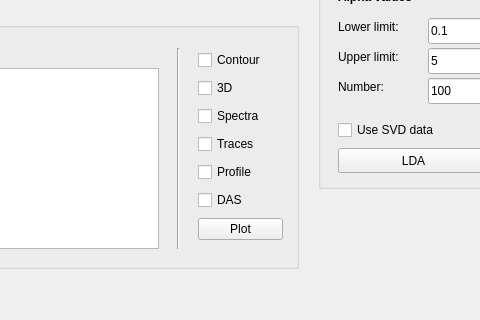
This is gui/interface.ui in deef128/trtoolbox as Qt 5 draws it before an edit; both pictures show x 242 to 722 and y 321 to 641 of the 918 by 641 pixel window. The edited form follows.
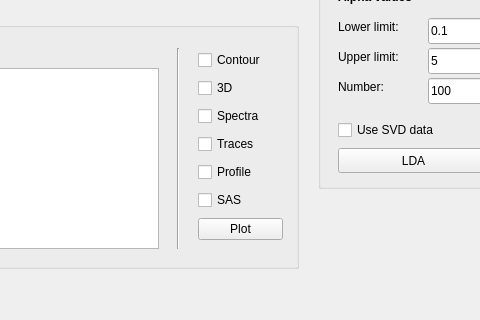
This is the edited form.

Diff of the .ui file:
```diff
--- a/gui/interface.ui
+++ b/gui/interface.ui
@@ -430,7 +430,7 @@
       <item>
        <widget class="QCheckBox" name="cb_gf_das">
         <property name="text">
-         <string>DAS</string>
+         <string>SAS</string>
         </property>
        </widget>
       </item>
```
